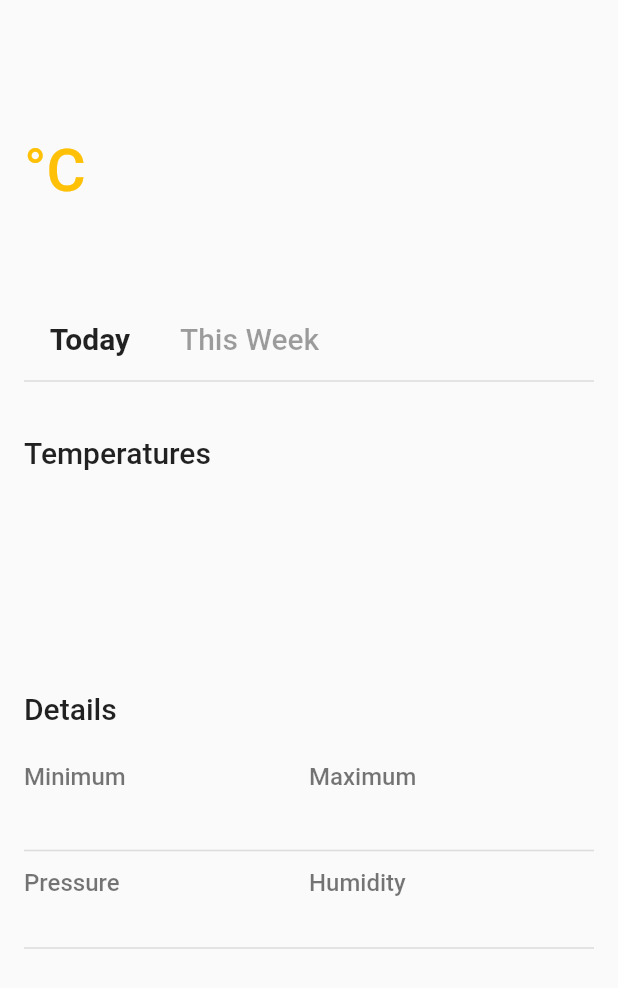
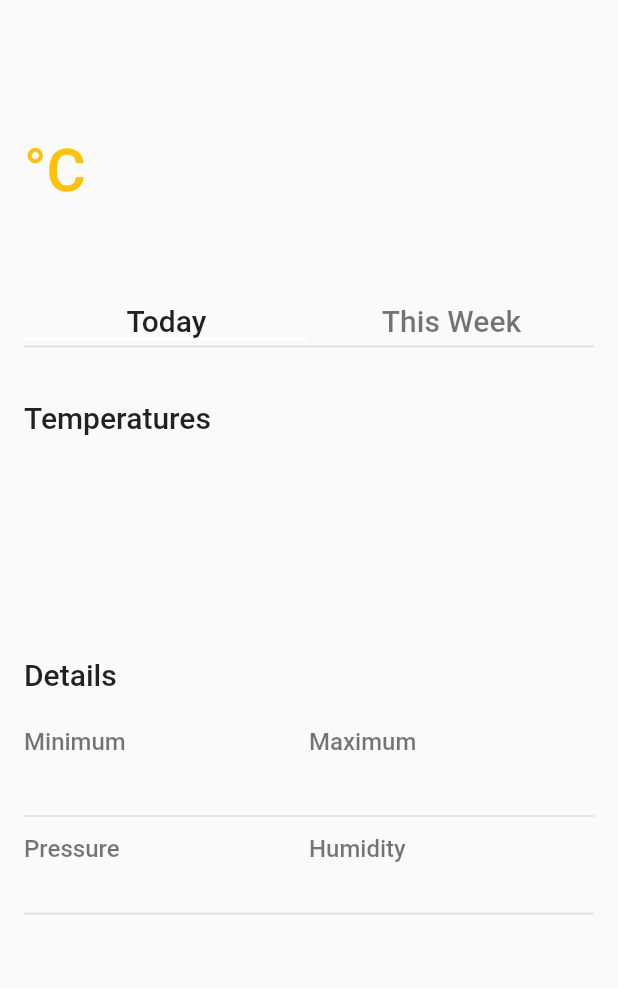
Before and after one commit to xuhaibahmad/Flutter-Weather-App, a Flutter app: the ForecastDetailsView widget shown alone on an empty page, opened directly with empty values, on a phone screen of 412 x 824 dp. Shown: the top 988 px of the screen. Run offline on Flutter 3.47's test engine with Material 2 defaults, Android fonts, the phone set to English and light mode, and no system bars; our stand-ins replace auto_route, bloc, equatable, flutter_bloc, flutter_icons, flutter_spinkit and 4 more; missing offline and left inert: flutter_statusbarcolor; accounts and stored records are empty; generated files the repository leaves out were written again; network calls fail.

Commit message:
Add week forecast UI

```diff
--- a/lib/models/forecast_details_viewmodel.dart
+++ b/lib/models/forecast_details_viewmodel.dart
@@ -14,7 +14,8 @@ class ForecastDetailsViewModel extends Equatable {
   final String maxTemp;
   final String pressure;
   final String humidity;
-  final List<ForecastListItemViewModel> todayTemps;
+  final List<WeekForecastViewModel> weekTemps;
+  final List<TodayForecastViewModel> todayTemps;
 
   ForecastDetailsViewModel({
     this.date,
@@ -22,6 +23,7 @@ class ForecastDetailsViewModel extends Equatable {
     this.location,
     this.temperature,
     this.todayTemps,
+    this.weekTemps,
     this.minTemp,
     this.maxTemp,
     this.pressure,
@@ -40,7 +42,11 @@ class ForecastDetailsViewModel extends Equatable {
       (f) => DateTime.fromMillisecondsSinceEpoch(f.dt * 1000).day,
     );
     final todaysTemps = temps[date.day]
-        .map((w) => ForecastListItemViewModel.fromWeather(w))
+        .map((w) => TodayForecastViewModel.fromWeather(w))
+        .toList();
+    final weekTemps = temps.values
+        .map((e) => e.first)
+        .map((w) => WeekForecastViewModel.fromWeather(w))
         .toList();
 
     return ForecastDetailsViewModel(
@@ -49,6 +55,7 @@ class ForecastDetailsViewModel extends Equatable {
       temperature: today.main.temp.round().toString(),
       description: today.weather.first.description.capitalizeWords(),
       todayTemps: todaysTemps,
+      weekTemps: weekTemps,
       minTemp: "${today.main.tempMin.round()}°C",
       maxTemp: "${today.main.tempMax.round()}°C",
       pressure: "${today.main.pressure.round()} Pa",
@@ -70,17 +77,17 @@ class ForecastDetailsViewModel extends Equatable {
       ];
 }
 
-class ForecastListItemViewModel extends Equatable {
+class TodayForecastViewModel extends Equatable {
   final String time;
   final String icon;
   final String temperature;
 
-  ForecastListItemViewModel({this.time, this.icon, this.temperature});
+  TodayForecastViewModel({this.time, this.icon, this.temperature});
 
-  factory ForecastListItemViewModel.fromWeather(ListElement element) {
+  factory TodayForecastViewModel.fromWeather(ListElement element) {
     final date = DateTime.fromMillisecondsSinceEpoch(element.dt * 1000);
-    return ForecastListItemViewModel(
-      time: date.hour > 12 ? "${date.hour - 12} PM" : "${date.hour}",
+    return TodayForecastViewModel(
+      time: date.hour > 12 ? "${date.hour - 12} PM" : "${date.hour} AM",
       icon: WeatherIcon.getForWeather(element.weather.first.icon),
       temperature: "${element.main.temp.round()}",
     );
@@ -93,3 +100,34 @@ class ForecastListItemViewModel extends Equatable {
         temperature,
       ];
 }
+
+class WeekForecastViewModel extends Equatable {
+  final String day;
+  final String minTemp;
+  final String maxTemp;
+  final String icon;
+
+  WeekForecastViewModel({this.day, this.minTemp, this.maxTemp, this.icon});
+
+  factory WeekForecastViewModel.fromWeather(ListElement element) {
+    const List<String> dayNames = [
+      "Monday",
+      "Tuesday",
+      "Wednesday",
+      "Thursday",
+      "Friday",
+      "Saturday",
+      "Sunday",
+    ];
+    final date = DateTime.fromMillisecondsSinceEpoch(element.dt * 1000);
+    return WeekForecastViewModel(
+      day: dayNames[date.weekday - 1],
+      minTemp: "${element.main.temp.round()}°C",
+      maxTemp: "${element.main.temp.round()}°C",
+      icon: WeatherIcon.getForWeather(element.weather.first.icon),
+    );
+  }
+
+  @override
+  List<Object> get props => [day, minTemp, maxTemp, icon];
+}
--- a/lib/views/forecast_details_view.dart
+++ b/lib/views/forecast_details_view.dart
@@ -5,12 +5,26 @@ import 'package:flutter_weather_app/models/forecast_details_viewmodel.dart';
 import 'package:flutter_weather_app/views/forecast_detail_text_view.dart';
 import 'package:flutter_weather_app/views/temperature_text.dart';
 
-class ForecastDetailsView extends StatelessWidget {
+class ForecastDetailsView extends StatefulWidget {
   final ForecastDetailsViewModel viewModel;
   const ForecastDetailsView({
     Key key,
     @required this.viewModel,
   }) : super(key: key);
+
+  @override
+  _ForecastDetailsViewState createState() => _ForecastDetailsViewState();
+}
+
+class _ForecastDetailsViewState extends State<ForecastDetailsView>
+    with SingleTickerProviderStateMixin {
+  TabController controller;
+
+  @override
+  void initState() {
+    super.initState();
+    controller = TabController(length: 2, vsync: this);
+  }
 
   @override
   Widget build(BuildContext context) {
@@ -21,7 +35,7 @@ class ForecastDetailsView extends StatelessWidget {
         mainAxisSize: MainAxisSize.max,
         children: <Widget>[
           Text(
-            viewModel.date,
+            widget.viewModel.date,
             style: TextStyle(
               fontSize: 16.0,
               color: Colors.black38,
@@ -29,7 +43,7 @@ class ForecastDetailsView extends StatelessWidget {
             ),
           ),
           Text(
-            viewModel.location,
+            widget.viewModel.location,
             style: TextStyle(
               fontSize: 20.0,
               color: Colors.black87,
@@ -38,7 +52,7 @@ class ForecastDetailsView extends StatelessWidget {
           ),
           SizedBox(height: 32),
           TemperatureText(
-            text: viewModel.temperature,
+            text: widget.viewModel.temperature,
             colorPrimary: Colors.amber,
             colorSecondary: Colors.amber,
             fontWeightPrimary: FontWeight.w500,
@@ -48,7 +62,7 @@ class ForecastDetailsView extends StatelessWidget {
             unit: CELCIUS,
           ),
           Text(
-            viewModel.description,
+            widget.viewModel.description,
             style: TextStyle(
               fontSize: 28.0,
               color: Colors.black54,
@@ -56,32 +70,108 @@ class ForecastDetailsView extends StatelessWidget {
             ),
           ),
           SizedBox(height: 32),
-          Row(
+          Container(
+            child: TabBar(
+              controller: controller,
+              indicatorColor: Colors.white,
+              unselectedLabelColor: Colors.black54,
+              labelColor: Colors.black87,
+              tabs: [
+                Text("Today", style: TextStyle(fontSize: 20.0)),
+                Text("This Week", style: TextStyle(fontSize: 20.0)),
+              ],
+            ),
+          ),
+          Expanded(
+            child: TabBarView(
+              controller: controller,
               children: <Widget>[
-              FlatButton(
-                onPressed: null,
-                child: Text(
-                  "Today",
+                buildTodayDetails(),
+                buildWeekDetails(),
+              ],
+            ),
+          ),
+        ],
+      ),
+    );
+  }
+
+  Widget buildWeekDetails() {
+    return Column(
+      crossAxisAlignment: CrossAxisAlignment.start,
+      children: <Widget>[
+        Divider(height: 8, thickness: 1),
+        SizedBox(height: 32),
+        Text(
+          "Forecast",
           style: TextStyle(
             fontSize: 20.0,
             color: Colors.black87,
-                    fontWeight: FontWeight.w600,
+            fontWeight: FontWeight.w500,
+          ),
+        ),
+        SizedBox(height: 24),
+        Padding(
+          padding: const EdgeInsets.all(8.0),
+          child: Row(
+            mainAxisAlignment: MainAxisAlignment.spaceBetween,
+            crossAxisAlignment: CrossAxisAlignment.center,
+            children: <Widget>[
+              Expanded(
+                flex: 2,
+                child: Text(
+                  "Day",
+                  style: TextStyle(
+                    fontSize: 16.0,
+                    color: Colors.black87,
+                    fontWeight: FontWeight.w400,
                   ),
                 ),
               ),
-              FlatButton(
-                onPressed: null,
+              Expanded(
+                  flex: 1,
                   child: Text(
-                  "This Week",
+                    "Min",
                     style: TextStyle(
-                    fontSize: 20.0,
-                    color: Colors.black38,
+                      fontSize: 16.0,
+                      color: Colors.black87,
                       fontWeight: FontWeight.w500,
                     ),
+                  )),
+              Expanded(
+                  flex: 1,
+                  child: Text(
+                    "Max",
+                    style: TextStyle(
+                      fontSize: 16.0,
+                      color: Colors.black54,
+                      fontWeight: FontWeight.w500,
                     ),
-              )
+                  )),
+              Expanded(
+                flex: 1,
+                child: Text(""),
+              ),
             ],
           ),
+        ),
+        Divider(height: 8, thickness: 1),
+        SizedBox(height: 8),
+        Expanded(
+          child: ListView.builder(
+            itemCount: widget.viewModel.weekTemps.length,
+            scrollDirection: Axis.vertical,
+            itemBuilder: (context, index) => buildWeekForecastListItem(index),
+          ),
+        ),
+      ],
+    );
+  }
+
+  Widget buildTodayDetails() {
+    return Column(
+      crossAxisAlignment: CrossAxisAlignment.start,
+      children: <Widget>[
         Divider(height: 8, thickness: 1),
         SizedBox(height: 32),
         Text(
@@ -96,9 +186,9 @@ class ForecastDetailsView extends StatelessWidget {
         SizedBox(
           height: 100,
           child: ListView.builder(
-              itemCount: viewModel.todayTemps.length,
+            itemCount: widget.viewModel.todayTemps.length,
             scrollDirection: Axis.horizontal,
-              itemBuilder: (context, index) => buildListItem(index),
+            itemBuilder: (context, index) => buildTodayForecastListItem(index),
           ),
         ),
         SizedBox(height: 24),
@@ -115,11 +205,11 @@ class ForecastDetailsView extends StatelessWidget {
           children: [
             ForecastDetailTextView(
               label: "Minimum",
-                value: viewModel.minTemp,
+              value: widget.viewModel.minTemp,
             ),
             ForecastDetailTextView(
               label: "Maximum",
-                value: viewModel.maxTemp,
+              value: widget.viewModel.maxTemp,
             ),
           ],
         ),
@@ -128,22 +218,73 @@ class ForecastDetailsView extends StatelessWidget {
           children: [
             ForecastDetailTextView(
               label: "Pressure",
-                value: viewModel.pressure,
+              value: widget.viewModel.pressure,
             ),
             ForecastDetailTextView(
               label: "Humidity",
-                value: viewModel.humidity,
+              value: widget.viewModel.humidity,
             )
           ],
         ),
         Divider(height: 12, thickness: 1),
       ],
+    );
+  }
+
+  Widget buildWeekForecastListItem(int index) {
+    final item = widget.viewModel.weekTemps[index];
+    return Padding(
+      padding: EdgeInsets.all(10.0),
+      child: Row(
+        mainAxisAlignment: MainAxisAlignment.spaceBetween,
+        crossAxisAlignment: CrossAxisAlignment.center,
+        children: <Widget>[
+          Expanded(
+            flex: 2,
+            child: Text(
+              item.day,
+              style: TextStyle(
+                fontSize: 16.0,
+                color: Colors.black87,
+                fontWeight: FontWeight.w400,
+              ),
+            ),
+          ),
+          Expanded(
+              flex: 1,
+              child: Text(
+                item.minTemp,
+                style: TextStyle(
+                  fontSize: 16.0,
+                  color: Colors.black87,
+                  fontWeight: FontWeight.w500,
+                ),
+              )),
+          Expanded(
+              flex: 1,
+              child: Text(
+                item.maxTemp,
+                style: TextStyle(
+                  fontSize: 16.0,
+                  color: Colors.black54,
+                  fontWeight: FontWeight.w500,
+                ),
+              )),
+          Expanded(
+            flex: 1,
+            child: SvgPicture.asset(
+              item.icon,
+              width: 24,
+              height: 24,
+            ),
+          ),
+        ],
       ),
     );
   }
 
-  Widget buildListItem(int index) {
-    final item = viewModel.todayTemps[index];
+  Widget buildTodayForecastListItem(int index) {
+    final item = widget.viewModel.todayTemps[index];
     return Container(
       margin: EdgeInsets.all(8),
       width: 60.0,
```
Lines whose indentation alone changed are shown as unchanged.
